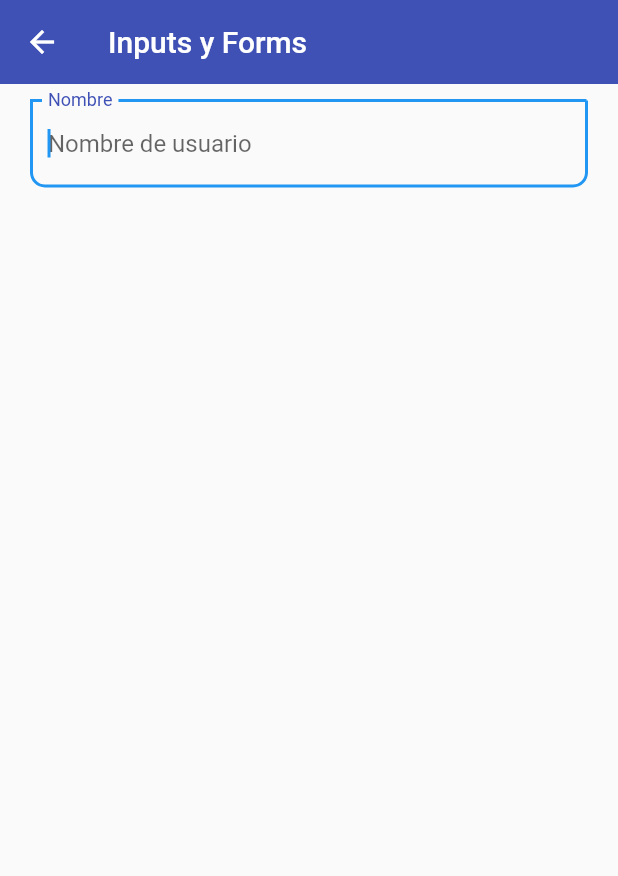
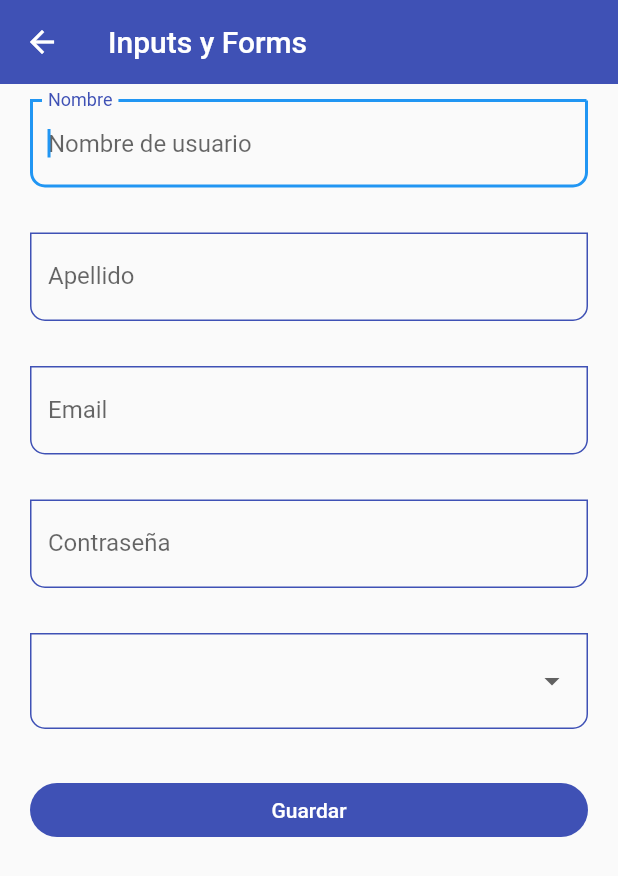
Before and after one commit to OscarAguilarL/fl-components, a Flutter app: the InputsScreen screen opened by its route, on a phone screen of 412 x 824 dp. Shown: the top 876 px of the screen. Run offline on Flutter 3.47's test engine with Material 2 defaults, Android fonts, the phone set to English and light mode, and no system bars.

Commit message:
DropDownButtonFormField

```diff
--- a/lib/screens/inputs_screen.dart
+++ b/lib/screens/inputs_screen.dart
@@ -1,3 +1,5 @@
+// ignore_for_file: avoid_print
+
 import 'package:fl_components/widgets/widgets.dart';
 import 'package:flutter/material.dart';
 
@@ -6,6 +8,16 @@ class InputsScreen extends StatelessWidget {
 
   @override
   Widget build(BuildContext context) {
+    final GlobalKey<FormState> myFormKey = GlobalKey<FormState>();
+
+    final Map<String, String> formValues = {
+      'first_name': '',
+      'last_name': '',
+      'email': '',
+      'password': '',
+      'role': ''
+    };
+
     return Scaffold(
       appBar: AppBar(
         title: const Text('Inputs y Forms'),
@@ -13,13 +25,78 @@ class InputsScreen extends StatelessWidget {
       body: SingleChildScrollView(
         child: Padding(
           padding: const EdgeInsets.symmetric(horizontal: 20, vertical: 10),
+          child: Form(
+            key: myFormKey,
             child: Column(
-            children: const [
+              children: [
                 CustomInputField(
+                  formProperty: 'first_name',
+                  formValues: formValues,
                   labelText: 'Nombre',
                   hintText: 'Nombre de usuario',
                 ),
+                const SizedBox(height: 30),
+                CustomInputField(
+                  formProperty: 'last_name',
+                  formValues: formValues,
+                  labelText: 'Apellido',
+                  hintText: 'Apellido de usuario',
+                ),
+                const SizedBox(height: 30),
+                CustomInputField(
+                  formProperty: 'email',
+                  formValues: formValues,
+                  labelText: 'Email',
+                  hintText: 'Email de usuario,',
+                  keyboardType: TextInputType.emailAddress,
+                ),
+                const SizedBox(height: 30),
+                CustomInputField(
+                  formProperty: 'password',
+                  formValues: formValues,
+                  labelText: 'Contraseña',
+                  hintText: 'Contraseña,',
+                  keyboardType: TextInputType.emailAddress,
+                  isPassword: true,
+                ),
+                const SizedBox(height: 30),
+                DropdownButtonFormField<String>(
+                  items: const [
+                    DropdownMenuItem(value: 'Admin', child: Text('Admin')),
+                    DropdownMenuItem(
+                        value: 'Superuser', child: Text('Superuser')),
+                    DropdownMenuItem(
+                        value: 'Developer', child: Text('Developer')),
+                    DropdownMenuItem(
+                        value: 'Jr Developer', child: Text('Jr Developer')),
                   ],
+                  onChanged: (value) {
+                    print(value);
+                    formValues['role'] = value ?? 'admin';
+                  },
+                ),
+                const SizedBox(height: 30),
+                ElevatedButton(
+                  child: const Center(
+                    child: SizedBox(
+                      width: double.infinity,
+                      child: Text('Guardar', textAlign: TextAlign.center),
+                    ),
+                  ),
+                  onPressed: () {
+                    FocusScope.of(context).requestFocus(FocusNode());
+
+                    if (!myFormKey.currentState!.validate()) {
+                      print('formulario no valido');
+                      return;
+                    }
+
+                    //* imprimir valores del formulario
+                    print(formValues);
+                  },
+                )
+              ],
+            ),
           ),
         ),
       ),
--- a/lib/widgets/custom_input_field.dart
+++ b/lib/widgets/custom_input_field.dart
@@ -6,6 +6,11 @@ class CustomInputField extends StatelessWidget {
   final String? helperText;
   final IconData? icon;
   final IconData? suffixIcon;
+  final TextInputType? keyboardType;
+  final bool? isPassword;
+
+  final String formProperty;
+  final Map<String, dynamic> formValues;
 
   const CustomInputField({
     Key? key,
@@ -14,6 +19,10 @@ class CustomInputField extends StatelessWidget {
     this.helperText,
     this.icon,
     this.suffixIcon,
+    this.keyboardType,
+    this.isPassword,
+    required this.formProperty,
+    required this.formValues,
   }) : super(key: key);
 
   @override
@@ -22,7 +31,9 @@ class CustomInputField extends StatelessWidget {
       autofocus: true,
       initialValue: '',
       textCapitalization: TextCapitalization.words,
-      onChanged: (value) {},
+      keyboardType: keyboardType,
+      obscureText: isPassword ?? false,
+      onChanged: (value) => formValues[formProperty] = value,
       validator: (value) {
         if (value == null) return 'Este campo es requerido';
         return value.length < 3 ? 'Mínimo de 3 letras' : null;
```
Lines whose indentation alone changed are shown as unchanged.
